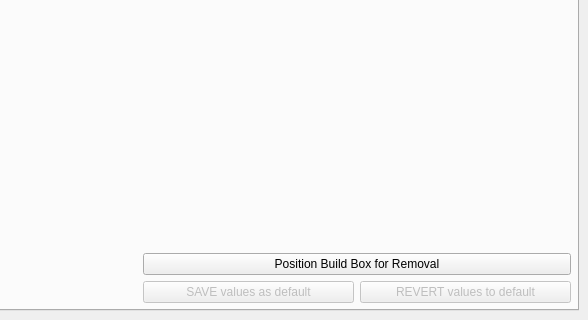
First picture: the form in src/ui/mainwindow.ui, repository BYUCreateResearchLab/CREATE_LAB_Binder_Jet_Printer, before the edit; both pictures show x 590 to 1178 and y 371 to 691 of the 1178 by 691 pixel window.
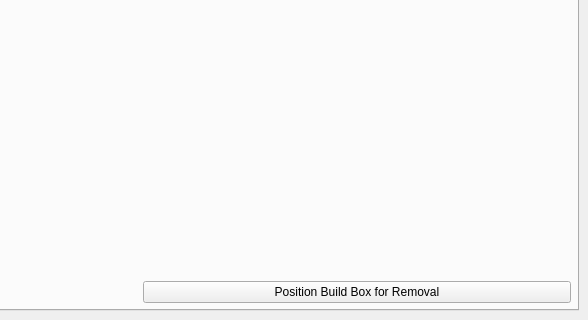
Second picture: the form after the edit.

Patch:
```diff
--- a/src/ui/mainwindow.ui
+++ b/src/ui/mainwindow.ui
@@ -389,16 +389,6 @@
         </item>
         <item row="8" column="5" colspan="2">
          <layout class="QGridLayout" name="gridLayout_6">
-          <item row="2" column="1">
-           <widget class="QPushButton" name="revertDefault">
-            <property name="enabled">
-             <bool>false</bool>
-            </property>
-            <property name="text">
-             <string>REVERT values to default</string>
-            </property>
-           </widget>
-          </item>
           <item row="1" column="0" colspan="2">
            <widget class="QPushButton" name="removeBuildBox">
             <property name="text">
@@ -406,16 +396,6 @@
             </property>
            </widget>
           </item>
-          <item row="2" column="0">
-           <widget class="QPushButton" name="saveDefault">
-            <property name="enabled">
-             <bool>false</bool>
-            </property>
-            <property name="text">
-             <string>SAVE values as default</string>
-            </property>
-           </widget>
-          </item>
           <item row="0" column="0" colspan="2">
            <spacer name="verticalSpacer_9">
             <property name="orientation">
```
